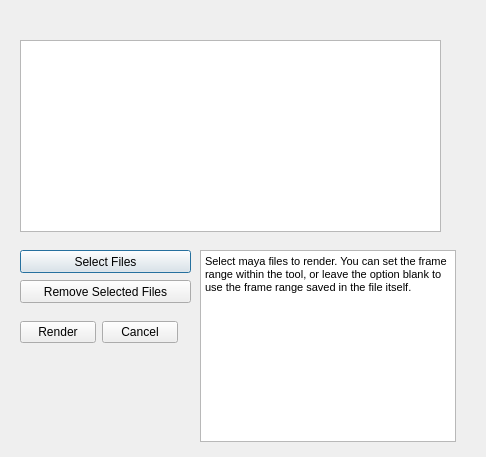
bsinghvird/Multi-File-Sequence-Render, file ui/MultiFileSequenceRenderUi.ui: the form before one commit.
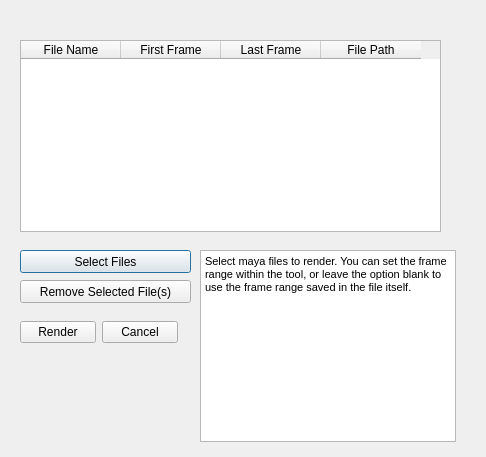
The form after the commit.

```diff
--- a/ui/MultiFileSequenceRenderUi.ui
+++ b/ui/MultiFileSequenceRenderUi.ui
@@ -28,6 +28,29 @@
      <height>0</height>
     </size>
    </property>
+   <property name="selectionBehavior">
+    <enum>QAbstractItemView::SelectRows</enum>
+   </property>
+   <column>
+    <property name="text">
+     <string>File Name</string>
+    </property>
+   </column>
+   <column>
+    <property name="text">
+     <string>First Frame</string>
+    </property>
+   </column>
+   <column>
+    <property name="text">
+     <string>Last Frame</string>
+    </property>
+   </column>
+   <column>
+    <property name="text">
+     <string>File Path</string>
+    </property>
+   </column>
   </widget>
   <widget class="QPushButton" name="btn_select_files">
    <property name="geometry">
@@ -69,7 +92,7 @@
     </rect>
    </property>
    <property name="text">
-    <string>Remove Selected Files</string>
+    <string>Remove Selected File(s)</string>
    </property>
   </widget>
   <widget class="QWidget" name="layoutWidget">
```
